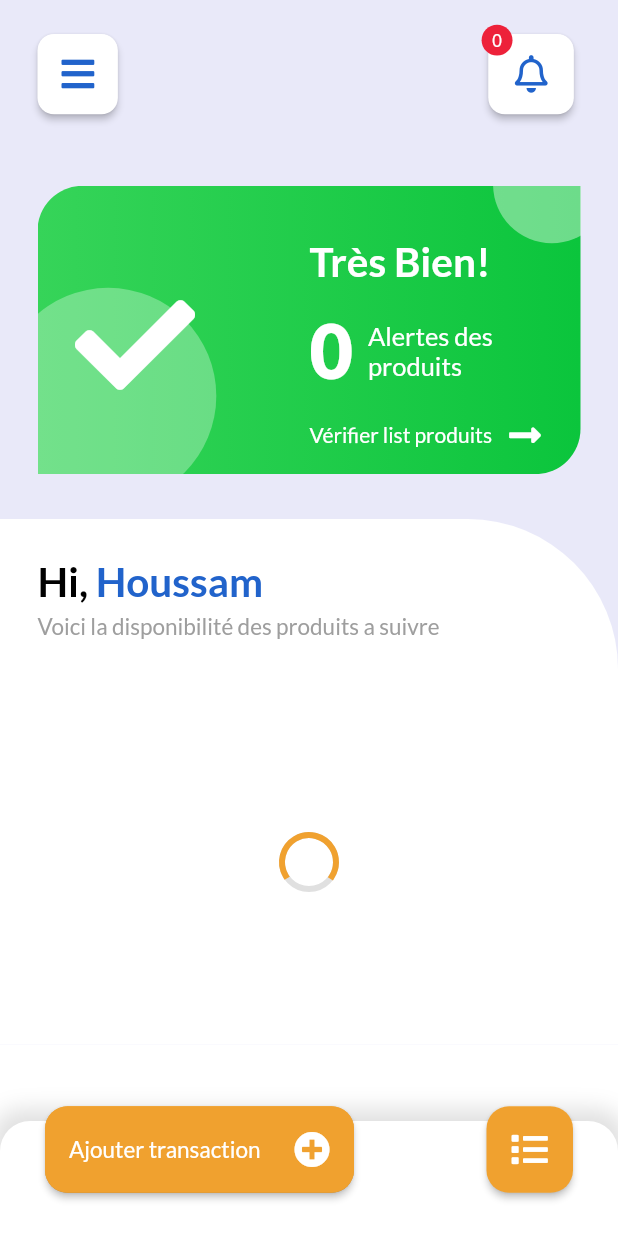
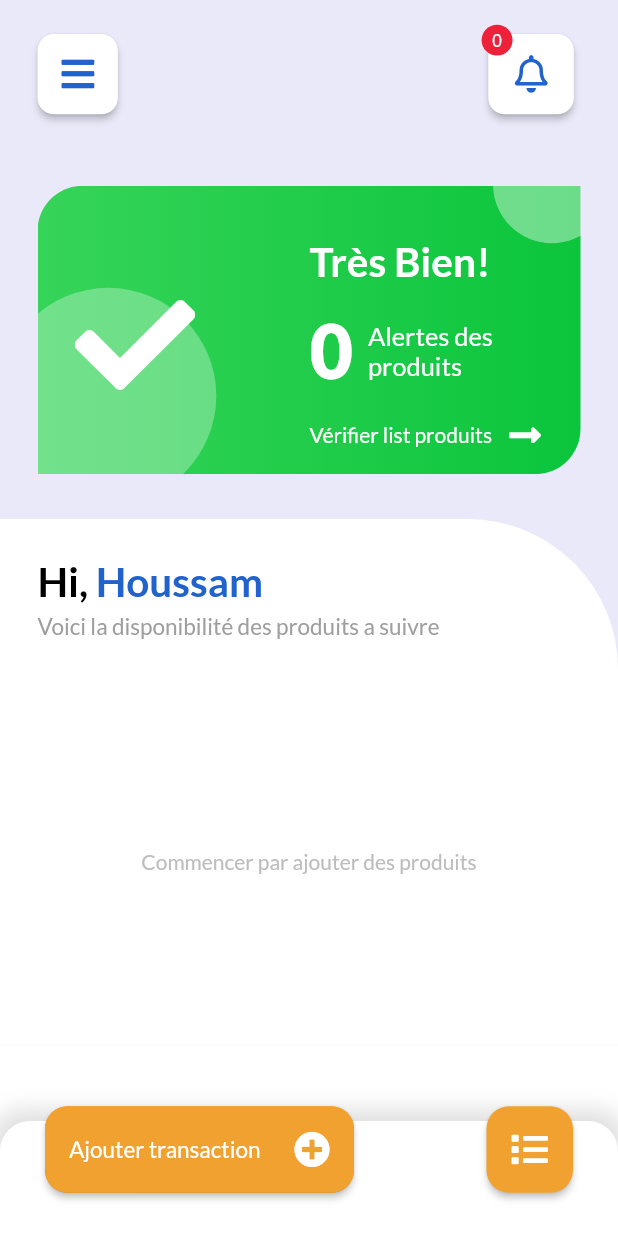
Before and after one commit to B-Houssam/iStock, a Flutter app: the screen it shows after launch, on a phone screen of 412 x 824 dp. Run offline on Flutter 3.47's test engine with Material 2 defaults, Android fonts, the phone set to English and light mode, and no system bars; our stand-ins replace font_awesome_flutter, google_fonts, sqflite; accounts and stored records are empty.

Commit message:
added less then 3 items condition in home page

```diff
--- a/lib/views/HomePage.dart
+++ b/lib/views/HomePage.dart
@@ -292,15 +292,15 @@ class _HomePageState extends State<HomePage> {
               child: Column(
                 children: <Widget>[
                   GetName(),
-                  _produits.length == 0
+                  _produits.length < 3
                       ? Expanded(
                           child: Center(
-                            child: CircularProgressIndicator(
-                              valueColor:
-                                  AlwaysStoppedAnimation(Color(0XFFF0A12F)),
-                              backgroundColor: Colors.grey[300],
+                              child: Text(
+                            "Commencer par ajouter des produits",
+                            style: GoogleFonts.lato(
+                              color: Colors.grey[400],
                             ),
-                          ),
+                          )),
                         )
                       : Expanded(
                           child: Padding(
```
Also changed, not shown: 1 other file.
